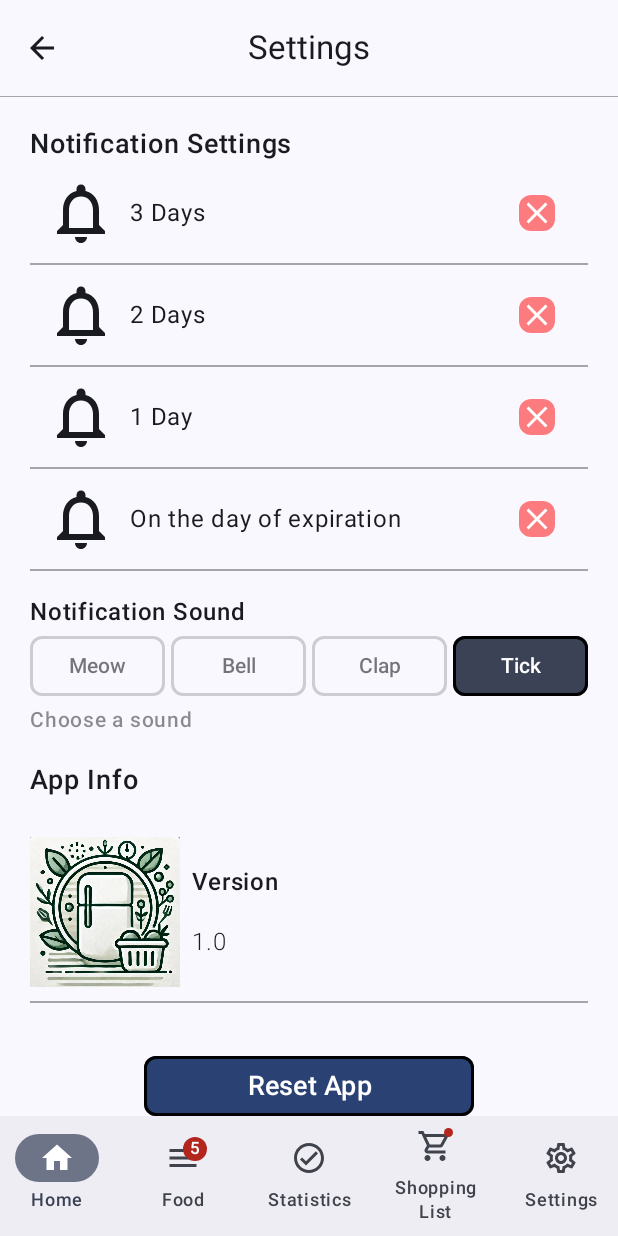
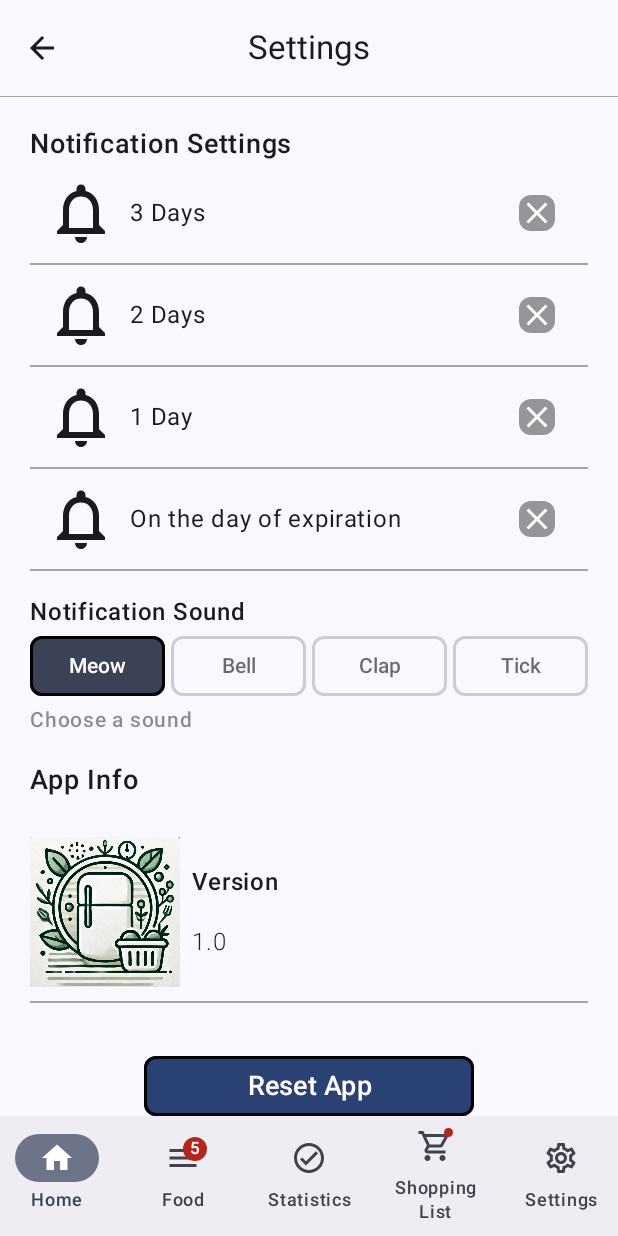
Before and after one commit to Tomek4861/WasteLessApp, an Android app built with Jetpack Compose: the SettingsScreen screen opened through its navigation route, on a phone screen of 412 x 824 dp. Run offline under Robolectric (Android 15) with nearby library versions, the phone set to English and light mode, and no system bars.

Commit message:
Finished settings, added buttons row

```diff
--- a/app/src/main/java/com/example/wastelessapp/screens/SettingsScreen.kt
+++ b/app/src/main/java/com/example/wastelessapp/screens/SettingsScreen.kt
@@ -13,6 +13,10 @@ import androidx.compose.foundation.layout.size
 import androidx.compose.material3.Card
 import androidx.compose.material3.Text
 import androidx.compose.runtime.Composable
+import androidx.compose.runtime.getValue
+import androidx.compose.runtime.mutableStateOf
+import androidx.compose.runtime.remember
+import androidx.compose.runtime.setValue
 import androidx.compose.ui.Alignment
 import androidx.compose.ui.Modifier
 import androidx.compose.ui.draw.alpha
@@ -20,9 +24,12 @@ import androidx.compose.ui.res.painterResource
 import androidx.compose.ui.text.font.FontWeight
 import androidx.compose.ui.text.style.TextAlign
 import androidx.compose.ui.tooling.preview.Preview
+import androidx.compose.ui.unit.Dp
+import androidx.compose.ui.unit.TextUnit
 import androidx.compose.ui.unit.dp
 import androidx.compose.ui.unit.sp
 import com.example.wastelessapp.R
+import com.example.wastelessapp.ui.components.ButtonRow
 import com.example.wastelessapp.ui.components.CustomTopAppBar
 import com.example.wastelessapp.ui.components.NotificationSettingsItem
 import com.example.wastelessapp.ui.components.NotificationSettingsRow
@@ -75,7 +82,8 @@ fun SettingsScreen() {
                 textAlign = TextAlign.Start,
 
                 )
-            SelectSoundRow()
+            ButtonRow(listOf("Meow", "Bell", "Clap", "Tick"), "Meow")
+
             Text(
                 text="Choose a sound",
                 fontSize = 14.sp,
@@ -152,17 +160,3 @@ fun AppLogo(){
     )
 
 }
-
-
-@Composable
-fun SelectSoundRow(){
-    Row(horizontalArrangement = Arrangement.SpaceBetween,
-        verticalAlignment = Alignment.CenterVertically,
-        modifier = Modifier.fillMaxWidth()){
-        UncheckedButton(text = "Meow", onClick = { /*TODO*/ }, width = 90.dp, fontSize=14.sp)
-        UncheckedButton(text = "Bell", onClick = { /*TODO*/ }, width = 90.dp, fontSize=14.sp)
-        UncheckedButton(text = "Clap", onClick = { /*TODO*/ }, width = 90.dp, fontSize=14.sp)
-        SecondaryButton(text = "Tick", onClick = { /*TODO*/ }, width = 90.dp, fontSize=14.sp)
-
-    }
-}
--- a/app/src/main/java/com/example/wastelessapp/ui/components/CustomButtons.kt
+++ b/app/src/main/java/com/example/wastelessapp/ui/components/CustomButtons.kt
@@ -1,6 +1,9 @@
 package com.example.wastelessapp.ui.components
 
 import androidx.compose.foundation.BorderStroke
+import androidx.compose.foundation.layout.Arrangement
+import androidx.compose.foundation.layout.Row
+import androidx.compose.foundation.layout.fillMaxWidth
 import androidx.compose.foundation.layout.width
 import androidx.compose.foundation.shape.RoundedCornerShape
 import androidx.compose.material3.Button
@@ -8,6 +11,11 @@ import androidx.compose.material3.ButtonDefaults
 import androidx.compose.material3.MaterialTheme
 import androidx.compose.material3.Text
 import androidx.compose.runtime.Composable
+import androidx.compose.runtime.getValue
+import androidx.compose.runtime.mutableStateOf
+import androidx.compose.runtime.remember
+import androidx.compose.runtime.setValue
+import androidx.compose.ui.Alignment
 import androidx.compose.ui.Modifier
 import androidx.compose.ui.graphics.Color
 import androidx.compose.ui.text.font.FontWeight
@@ -101,8 +109,40 @@ fun UncheckedButton(
         onClick = onClick,
         fontSize = fontSize,
         backgroundColor = MaterialTheme.colorScheme.surface,
-        contentColor = MaterialTheme.colorScheme.onSurface.copy(alpha = 0.6f),
+        contentColor = MaterialTheme.colorScheme.onSurface.copy(alpha = 0.65f),
         borderColor = MaterialTheme.colorScheme.onSurface.copy(alpha = 0.2f),
         width = width
     )
 }
+
+@Composable
+fun ButtonRow(buttons: List<String>, currentlySelected: String, buttonWidth: Dp = 90.dp, fontSize: TextUnit = 14.sp) {
+
+    var selectedButton by remember { mutableStateOf(currentlySelected) }
+
+
+    Row(
+        horizontalArrangement = Arrangement.SpaceBetween,
+        verticalAlignment = Alignment.CenterVertically,
+        modifier = Modifier.fillMaxWidth()
+    ) {
+
+        buttons.forEach { buttonText ->
+            if (buttonText == selectedButton) {
+                SecondaryButton(
+                    text = buttonText,
+                    onClick = { /* Not needed here I guess */ },
+                    width = buttonWidth,
+                    fontSize = fontSize
+                )
+            } else {
+                UncheckedButton(
+                    text = buttonText,
+                    onClick = { selectedButton = buttonText },
+                    width = buttonWidth,
+                    fontSize = fontSize
+                )
+            }
+        }
+    }
+}
--- a/app/src/main/java/com/example/wastelessapp/ui/components/SettingsRow.kt
+++ b/app/src/main/java/com/example/wastelessapp/ui/components/SettingsRow.kt
@@ -97,7 +97,7 @@ fun NotificationSettingsRow(notificationSettingItem: NotificationSettingsItem) {
 @Composable
 fun ToggleIconButton(isChecked: Boolean, onCheckedChange: () -> Unit) {
     val icon = if (isChecked) Icons.Default.Check else Icons.Default.Close
-    val backgroundColor = if (isChecked) Color.Green.copy(alpha = 0.5f) else Color.Red.copy(alpha = 0.5f)
+    val backgroundColor = if (isChecked) Color.Green.copy(alpha = 0.5f) else Color.Black.copy(alpha = 0.4f)
 
     IconButton(
         onClick = onCheckedChange,
```
